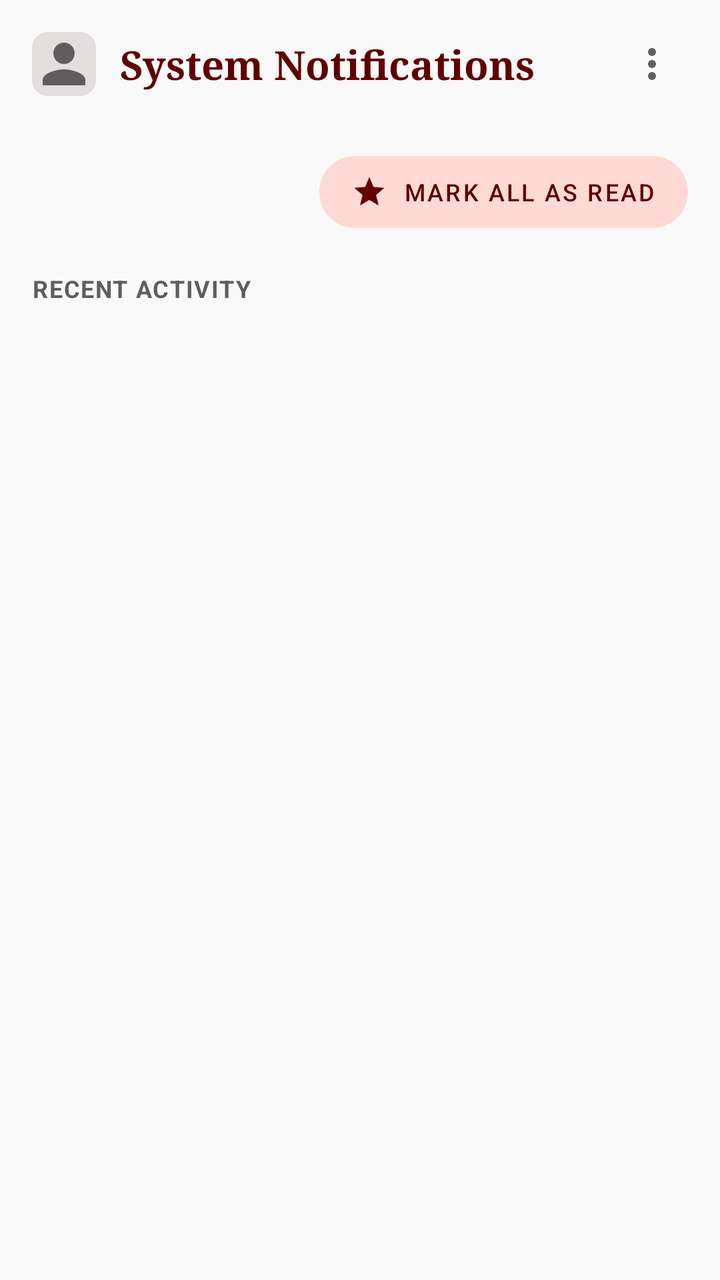
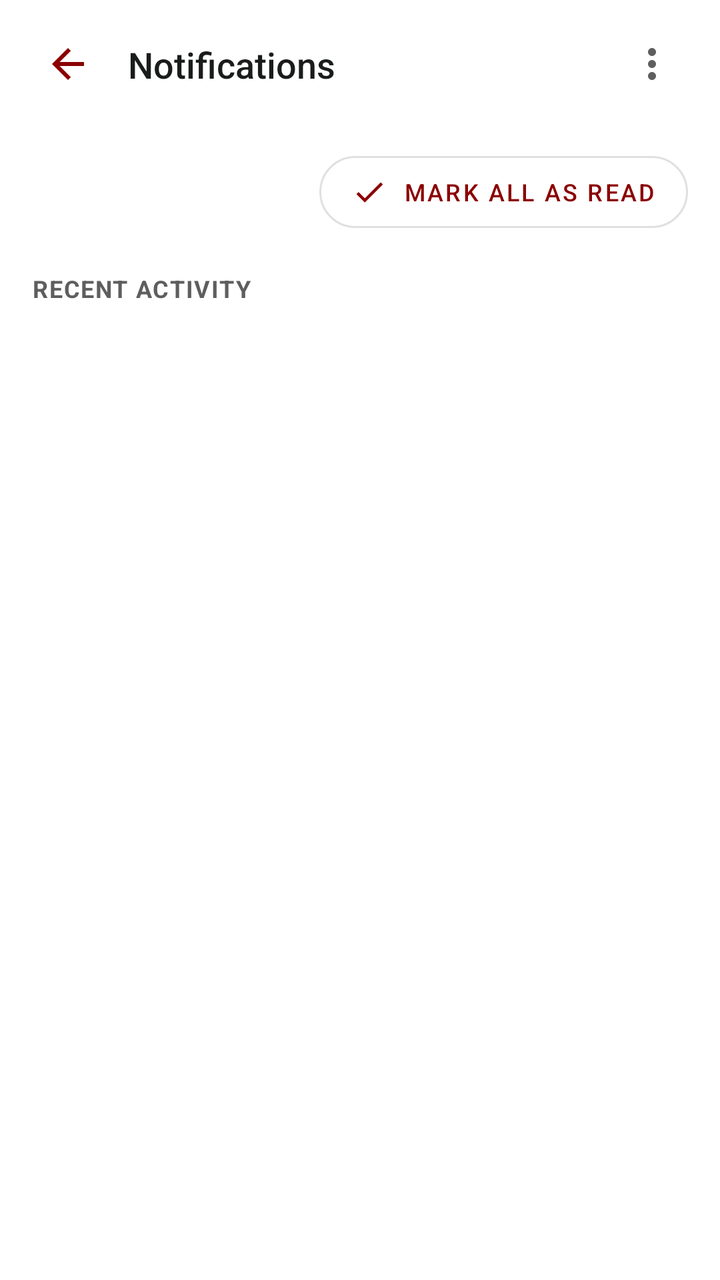

An Android layout rendered at two revisions. The XML below is the earlier revision; the diff shows what the commit changed to produce the second picture.
<!-- AndroidManifest.xml: application theme Theme.TirTirMCommerce -->
<!-- res/layout/activity_admin_notification_center.xml -->
<?xml version="1.0" encoding="utf-8"?>
<androidx.coordinatorlayout.widget.CoordinatorLayout xmlns:android="http://schemas.android.com/apk/res/android"
    xmlns:app="http://schemas.android.com/apk/res-auto"
    xmlns:tools="http://schemas.android.com/tools"
    android:layout_width="match_parent"
    android:layout_height="match_parent"
    android:background="#f9f9f9">

    <com.google.android.material.appbar.AppBarLayout
        android:layout_width="match_parent"
        android:layout_height="wrap_content"
        android:background="#f9f9f9"
        app:elevation="0dp">

        <androidx.appcompat.widget.Toolbar
            android:id="@+id/toolbarAdminNotifications"
            android:layout_width="match_parent"
            android:layout_height="?attr/actionBarSize"
            android:contentInsetStart="0dp"
            android:contentInsetLeft="0dp"
            app:contentInsetLeft="0dp"
            app:contentInsetStart="0dp">

            <androidx.constraintlayout.widget.ConstraintLayout
                android:layout_width="match_parent"
                android:layout_height="match_parent"
                android:paddingHorizontal="16dp">

                <ImageView
                    android:id="@+id/ivAdminAvatar"
                    android:layout_width="32dp"
                    android:layout_height="32dp"
                    android:background="@drawable/bg_rounded_primary"
                    android:backgroundTint="#e2dfde"
                    android:src="@drawable/ic_person"
                    app:tint="#5f5e5e"
                    app:layout_constraintBottom_toBottomOf="parent"
                    app:layout_constraintStart_toStartOf="parent"
                    app:layout_constraintTop_toTopOf="parent" />

                <TextView
                    android:layout_width="wrap_content"
                    android:layout_height="wrap_content"
                    android:layout_marginStart="12dp"
                    android:fontFamily="serif"
                    android:text="System Notifications"
                    android:textColor="#610000"
                    android:textSize="20sp"
                    android:textStyle="bold"
                    app:layout_constraintBottom_toBottomOf="parent"
                    app:layout_constraintStart_toEndOf="@id/ivAdminAvatar"
                    app:layout_constraintTop_toTopOf="parent" />

                <ImageView
                    android:id="@+id/btnAdminNotifSettings"
                    android:layout_width="36dp"
                    android:layout_height="36dp"
                    android:background="?attr/selectableItemBackgroundBorderless"
                    android:padding="6dp"
                    android:src="@drawable/ic_more_vert"
                    app:tint="#5f5e5e"
                    app:layout_constraintBottom_toBottomOf="parent"
                    app:layout_constraintEnd_toEndOf="parent"
                    app:layout_constraintTop_toTopOf="parent" />

            </androidx.constraintlayout.widget.ConstraintLayout>
        </androidx.appcompat.widget.Toolbar>
    </com.google.android.material.appbar.AppBarLayout>

    <LinearLayout
        android:layout_width="match_parent"
        android:layout_height="match_parent"
        android:orientation="vertical"
        app:layout_behavior="@string/appbar_scrolling_view_behavior">

        
        <LinearLayout
            android:layout_width="match_parent"
            android:layout_height="wrap_content"
            android:gravity="end"
            android:paddingHorizontal="16dp"
            android:paddingTop="8dp"
            android:paddingBottom="16dp">

            <com.google.android.material.button.MaterialButton
                android:id="@+id/btnMarkAllReadAdmin"
                style="@style/Widget.MaterialComponents.Button.UnelevatedButton"
                android:layout_width="wrap_content"
                android:layout_height="wrap_content"
                android:text="Mark all as read"
                android:textColor="#610000"
                android:textSize="12sp"
                app:backgroundTint="#ffdad4"
                app:cornerRadius="24dp"
                app:icon="@drawable/ic_star_filled"
                app:iconSize="18dp"
                app:iconTint="#610000" />
        </LinearLayout>

        
        <TextView
            android:layout_width="match_parent"
            android:layout_height="wrap_content"
            android:layout_marginHorizontal="16dp"
            android:layout_marginBottom="8dp"
            android:paddingBottom="8dp"
            android:text="RECENT ACTIVITY"
            android:textColor="#5f5e5e"
            android:textSize="12sp"
            android:textStyle="bold"
            android:letterSpacing="0.05" />

        <androidx.recyclerview.widget.RecyclerView
            android:id="@+id/rvAdminNotifications"
            android:layout_width="match_parent"
            android:layout_height="match_parent"
            android:clipToPadding="false"
            android:paddingHorizontal="16dp"
            android:paddingTop="8dp"
            android:paddingBottom="24dp"
            tools:listitem="@layout/item_admin_notification" />

    </LinearLayout>
</androidx.coordinatorlayout.widget.CoordinatorLayout>
<!-- res/layout/item_admin_notification.xml (included above) -->
<?xml version="1.0" encoding="utf-8"?>
<com.google.android.material.card.MaterialCardView xmlns:android="http://schemas.android.com/apk/res/android"
    xmlns:app="http://schemas.android.com/apk/res-auto"
    xmlns:tools="http://schemas.android.com/tools"
    android:id="@+id/cardAdminNotification"
    android:layout_width="match_parent"
    android:layout_height="wrap_content"
    android:layout_margin="6dp"
    app:cardBackgroundColor="#ffffff"
    app:cardCornerRadius="8dp"
    app:cardElevation="0dp"
    app:strokeColor="#e3beb8"
    app:strokeWidth="1dp">

    <androidx.constraintlayout.widget.ConstraintLayout
        android:layout_width="match_parent"
        android:layout_height="wrap_content"
        android:padding="12dp">

        
        <View
            android:id="@+id/viewTypeDot"
            android:layout_width="6dp"
            android:layout_height="6dp"
            android:layout_marginTop="8dp"
            android:background="@drawable/bg_rounded_primary"
            android:backgroundTint="#610000"
            app:layout_constraintStart_toStartOf="parent"
            app:layout_constraintTop_toTopOf="parent" />

        <ImageView
            android:id="@+id/ivTypeIcon"
            android:layout_width="20dp"
            android:layout_height="20dp"
            android:src="@drawable/ic_notifications"
            app:tint="#454747"
            android:visibility="gone"
            app:layout_constraintStart_toStartOf="parent"
            app:layout_constraintTop_toTopOf="parent" />

        
        <TextView
            android:id="@+id/tvCategoryTag"
            android:layout_width="wrap_content"
            android:layout_height="wrap_content"
            android:layout_marginStart="8dp"
            android:background="@drawable/bg_rounded_primary"
            android:backgroundTint="#ffdad4"
            android:paddingHorizontal="6dp"
            android:paddingVertical="2dp"
            android:text="INVENTORY"
            android:textColor="#610000"
            android:textSize="10sp"
            android:textStyle="bold"
            app:layout_constraintStart_toEndOf="@id/ivTypeIcon"
            app:layout_constraintTop_toTopOf="parent" />

        
        <TextView
            android:id="@+id/tvTimeLabel"
            android:layout_width="wrap_content"
            android:layout_height="wrap_content"
            android:text="2 mins ago"
            android:textColor="#5f5e5e"
            android:textSize="12sp"
            app:layout_constraintBottom_toBottomOf="@id/tvCategoryTag"
            app:layout_constraintEnd_toEndOf="parent"
            app:layout_constraintTop_toTopOf="@id/tvCategoryTag" />

        
        <TextView
            android:id="@+id/tvMessageBody"
            android:layout_width="0dp"
            android:layout_height="wrap_content"
            android:layout_marginTop="8dp"
            android:text="Low Stock Alert: Mask Fit Red Cushion (17C) is below 10 units."
            android:textColor="#1a1c1c"
            android:textSize="14sp"
            app:layout_constraintEnd_toEndOf="parent"
            app:layout_constraintStart_toStartOf="@id/tvCategoryTag"
            app:layout_constraintTop_toBottomOf="@id/tvCategoryTag" />

        
        <com.google.android.material.button.MaterialButton
            android:id="@+id/btnPrimaryAction"
            style="@style/Widget.MaterialComponents.Button.UnelevatedButton"
            android:layout_width="wrap_content"
            android:layout_height="wrap_content"
            android:layout_marginTop="12dp"
            android:text="Restock Now"
            android:textColor="#ffffff"
            app:backgroundTint="#610000"
            app:cornerRadius="4dp"
            app:layout_constraintStart_toStartOf="@id/tvCategoryTag"
            app:layout_constraintTop_toBottomOf="@id/tvMessageBody"
            android:visibility="gone" />

        
        <TextView
            android:id="@+id/btnSecondaryAction"
            android:layout_width="wrap_content"
            android:layout_height="wrap_content"
            android:layout_marginStart="16dp"
            android:text="Ignore"
            android:textColor="#5f5e5e"
            android:textSize="14sp"
            android:visibility="gone"
            app:layout_constraintBottom_toBottomOf="@id/btnPrimaryAction"
            app:layout_constraintStart_toEndOf="@id/btnPrimaryAction"
            app:layout_constraintTop_toTopOf="@id/btnPrimaryAction" />

        
        <TextView
            android:id="@+id/btnTextLinkAction"
            android:layout_width="wrap_content"
            android:layout_height="wrap_content"
            android:layout_marginTop="12dp"
            android:text="Review History"
            android:textColor="#610000"
            android:textSize="14sp"
            android:textStyle="bold"
            android:visibility="gone"
            app:layout_constraintStart_toStartOf="@id/tvCategoryTag"
            app:layout_constraintTop_toBottomOf="@id/tvMessageBody" />

        <ImageView
            android:id="@+id/btnCloseSystemNotif"
            android:layout_width="24dp"
            android:layout_height="24dp"
            android:src="@drawable/ic_close"
            app:tint="#5f5e5e"
            android:background="?attr/selectableItemBackgroundBorderless"
            android:visibility="gone"
            app:layout_constraintEnd_toEndOf="parent"
            app:layout_constraintTop_toTopOf="parent"
            app:layout_constraintBottom_toBottomOf="parent"/>

    </androidx.constraintlayout.widget.ConstraintLayout>
</com.google.android.material.card.MaterialCardView>
<!-- resources referenced by this layout -->
<resources>
  <!-- drawable bg_rounded_primary (drawable) -->
  <?xml version="1.0" encoding="utf-8"?>
  <shape xmlns:android="http://schemas.android.com/apk/res/android"
      android:shape="rectangle">
      <solid android:color="#610000" />
      <corners android:radius="8dp" />
  </shape>
  <!-- drawable ic_close (drawable) -->
  <?xml version="1.0" encoding="utf-8"?>
  <vector xmlns:android="http://schemas.android.com/apk/res/android"
      android:width="24dp" android:height="24dp" android:viewportWidth="24" android:viewportHeight="24">
      <path android:fillColor="#000000" android:pathData="M18.3,5.71L12,12l6.3,6.29 -1.41,1.42L10.59,13.41 4.29,19.71 2.88,18.29 9.17,12 2.88,5.71 4.29,4.29 10.59,10.59 16.89,4.29z" />
  </vector>
  <!-- drawable ic_more_vert (drawable) -->
  <vector xmlns:android="http://schemas.android.com/apk/res/android"
      android:width="24dp"
      android:height="24dp"
      android:viewportWidth="24"
      android:viewportHeight="24"
      android:tint="?attr/colorControlNormal">
    <path
        android:fillColor="@android:color/white"
        android:pathData="M12,8c1.1,0 2,-0.9 2,-2s-0.9,-2 -2,-2 -2,0.9 -2,2 0.9,2 2,2zM12,10c-1.1,0 -2,0.9 -2,2s0.9,2 2,2 2,-0.9 2,-2 -0.9,-2 -2,-2zM12,16c-1.1,0 -2,0.9 -2,2s0.9,2 2,2 2,-0.9 2,-2 -0.9,-2 -2,-2z"/>
  </vector>
  <!-- drawable ic_person (drawable) -->
  <vector xmlns:android="http://schemas.android.com/apk/res/android"
      android:width="24dp"
      android:height="24dp"
      android:viewportWidth="24"
      android:viewportHeight="24"
      android:tint="?attr/colorControlNormal">
    <path
        android:fillColor="@android:color/white"
        android:pathData="M12,12c2.21,0 4,-1.79 4,-4s-1.79,-4 -4,-4 -4,1.79 -4,4 1.79,4 4,4zM12,14c-2.67,0 -8,1.34 -8,4v2h16v-2c0,-2.66 -5.33,-4 -8,-4z"/>
  </vector>
  <!-- drawable ic_star_filled (drawable) -->
  <?xml version="1.0" encoding="utf-8"?>
  <vector xmlns:android="http://schemas.android.com/apk/res/android"
      android:width="24dp"
      android:height="24dp"
      android:viewportWidth="24"
      android:viewportHeight="24">
      <path
          android:fillColor="#FF000000"
          android:pathData="M12,17.27L18.18,21l-1.64,-7.03L22,9.24l-7.19,-0.61L12,2 9.19,8.63 2,9.24l5.46,4.73L5.82,21z" />
  </vector>
  <style name="Theme.TirTirMCommerce" parent="Base.Theme.TirTirMCommerce" />
  <style name="Base.Theme.TirTirMCommerce" parent="Theme.Material3.DayNight.NoActionBar">
          
          <item name="colorPrimary">@color/tirtir_red_primary</item>
          <item name="colorPrimaryDark">@color/tirtir_red_dark</item>
          <item name="colorPrimaryContainer">#FFFFFF</item>
  
          
          <item name="colorOnPrimary">@color/tirtir_white</item>
          <item name="colorOnPrimaryContainer">@color/tirtir_red_primary</item>
  
          
          <item name="colorSecondary">@color/tirtir_black</item>
          <item name="colorOnSecondary">@color/tirtir_white</item>
          <item name="colorSecondaryContainer">#F8F8F8</item>
          <item name="colorOnSecondaryContainer">@color/tirtir_red_primary</item>
  
          
          <item name="colorSurface">@color/tirtir_white</item>
          <item name="colorOnSurface">@color/tirtir_black</item>
          <item name="colorSurfaceVariant">@color/tirtir_off_white</item>
  
          
          <item name="android:windowBackground">@color/tirtir_off_white</item>
          <item name="android:statusBarColor">@color/tirtir_white</item>
          <item name="android:windowLightStatusBar">true</item>
  
          
          <item name="colorError">@color/tirtir_error</item>
      </style>
  <color name="tirtir_red_primary">#8B0000</color>
  <color name="tirtir_red_dark">#610000</color>
  <color name="tirtir_white">#FFFFFF</color>
  <color name="tirtir_black">#1A1C1C</color>
  <color name="tirtir_off_white">#F9F9F9</color>
  <color name="tirtir_error">#D32F2F</color>
  <!-- unchanged entries left out for length: 1 -->
</resources>

<!-- the commit's change to res/layout/activity_admin_notification_center.xml (unified diff, before → after) -->
@@ -4,12 +4,12 @@
     xmlns:tools="http://schemas.android.com/tools"
     android:layout_width="match_parent"
     android:layout_height="match_parent"
-    android:background="#f9f9f9">
+    android:background="#FFFFFF">
 
     <com.google.android.material.appbar.AppBarLayout
         android:layout_width="match_parent"
         android:layout_height="wrap_content"
-        android:background="#f9f9f9"
+        android:background="#FFFFFF"
         app:elevation="0dp">
 
         <androidx.appcompat.widget.Toolbar
@@ -27,13 +27,13 @@
                 android:paddingHorizontal="16dp">
 
                 <ImageView
-                    android:id="@+id/ivAdminAvatar"
-                    android:layout_width="32dp"
-                    android:layout_height="32dp"
-                    android:background="@drawable/bg_rounded_primary"
-                    android:backgroundTint="#e2dfde"
-                    android:src="@drawable/ic_person"
-                    app:tint="#5f5e5e"
+                    android:id="@+id/btnAdminBack"
+                    android:layout_width="36dp"
+                    android:layout_height="36dp"
+                    android:background="?attr/selectableItemBackgroundBorderless"
+                    android:padding="6dp"
+                    android:src="@drawable/ic_arrow_back"
+                    app:tint="@color/tirtir_red_primary"
                     app:layout_constraintBottom_toBottomOf="parent"
                     app:layout_constraintStart_toStartOf="parent"
                     app:layout_constraintTop_toTopOf="parent" />
@@ -42,13 +42,12 @@
                     android:layout_width="wrap_content"
                     android:layout_height="wrap_content"
                     android:layout_marginStart="12dp"
-                    android:fontFamily="serif"
-                    android:text="System Notifications"
-                    android:textColor="#610000"
-                    android:textSize="20sp"
-                    android:textStyle="bold"
+                    android:fontFamily="sans-serif-medium"
+                    android:text="Notifications"
+                    android:textColor="@color/tirtir_black"
+                    android:textSize="18sp"
                     app:layout_constraintBottom_toBottomOf="parent"
-                    app:layout_constraintStart_toEndOf="@id/ivAdminAvatar"
+                    app:layout_constraintStart_toEndOf="@id/btnAdminBack"
                     app:layout_constraintTop_toTopOf="parent" />
 
                 <ImageView
@@ -88,13 +87,15 @@
                 android:layout_width="wrap_content"
                 android:layout_height="wrap_content"
                 android:text="Mark all as read"
-                android:textColor="#610000"
+                android:textColor="@color/tirtir_red_primary"
                 android:textSize="12sp"
-                app:backgroundTint="#ffdad4"
+                app:backgroundTint="#FFFFFF"
+                app:strokeColor="#E0E0E0"
+                app:strokeWidth="1dp"
                 app:cornerRadius="24dp"
-                app:icon="@drawable/ic_star_filled"
+                app:icon="@drawable/ic_check"
                 app:iconSize="18dp"
-                app:iconTint="#610000" />
+                app:iconTint="@color/tirtir_red_primary" />
         </LinearLayout>
 
         
@@ -130,26 +131,27 @@
     android:id="@+id/cardAdminNotification"
     android:layout_width="match_parent"
     android:layout_height="wrap_content"
-    android:layout_margin="6dp"
-    app:cardBackgroundColor="#ffffff"
-    app:cardCornerRadius="8dp"
+    android:layout_marginHorizontal="16dp"
+    android:layout_marginVertical="8dp"
+    app:cardBackgroundColor="#FFFFFF"
+    app:cardCornerRadius="16dp"
     app:cardElevation="0dp"
-    app:strokeColor="#e3beb8"
-    app:strokeWidth="1dp">
+    app:strokeWidth="1dp"
+    app:strokeColor="#E0E0E0">
 
     <androidx.constraintlayout.widget.ConstraintLayout
         android:layout_width="match_parent"
         android:layout_height="wrap_content"
-        android:padding="12dp">
+        android:padding="16dp">
 
         
         <View
             android:id="@+id/viewTypeDot"
-            android:layout_width="6dp"
-            android:layout_height="6dp"
+            android:layout_width="8dp"
+            android:layout_height="8dp"
             android:layout_marginTop="8dp"
             android:background="@drawable/bg_rounded_primary"
-            android:backgroundTint="#610000"
+            android:backgroundTint="@color/tirtir_red_primary"
             app:layout_constraintStart_toStartOf="parent"
             app:layout_constraintTop_toTopOf="parent" />
 
@@ -170,7 +172,7 @@
             android:layout_height="wrap_content"
             android:layout_marginStart="8dp"
             android:background="@drawable/bg_rounded_primary"
-            android:backgroundTint="#ffdad4"
+            android:backgroundTint="#f0f0f0"
             android:paddingHorizontal="6dp"
             android:paddingVertical="2dp"
             android:text="INVENTORY"
<!-- resource entries referenced after the edit -->
@@ -7,6 +7,27 @@
       <solid android:color="#610000" />
       <corners android:radius="8dp" />
   </shape>
+  <!-- drawable ic_arrow_back (drawable) -->
+  <vector xmlns:android="http://schemas.android.com/apk/res/android"
+      android:width="24dp"
+      android:height="24dp"
+      android:viewportWidth="24"
+      android:viewportHeight="24"
+      android:tint="#000000">
+    <path
+        android:fillColor="@android:color/white"
+        android:pathData="M20,11H7.83l5.59,-5.59L12,4l-8,8 8,8 1.41,-1.41L7.83,13H20v-2z"/>
+  </vector>
+  <!-- drawable ic_check (drawable) -->
+  <vector xmlns:android="http://schemas.android.com/apk/res/android"
+      android:width="24dp"
+      android:height="24dp"
+      android:viewportWidth="24"
+      android:viewportHeight="24">
+      <path
+          android:fillColor="#000000"
+          android:pathData="M9,16.17L4.83,12l-1.42,1.41L9,19 21,7l-1.41,-1.41z"/>
+  </vector>
   <!-- drawable ic_close (drawable) -->
   <?xml version="1.0" encoding="utf-8"?>
   <vector xmlns:android="http://schemas.android.com/apk/res/android"
@@ -24,43 +45,19 @@
         android:fillColor="@android:color/white"
         android:pathData="M12,8c1.1,0 2,-0.9 2,-2s-0.9,-2 -2,-2 -2,0.9 -2,2 0.9,2 2,2zM12,10c-1.1,0 -2,0.9 -2,2s0.9,2 2,2 2,-0.9 2,-2 -0.9,-2 -2,-2zM12,16c-1.1,0 -2,0.9 -2,2s0.9,2 2,2 2,-0.9 2,-2 -0.9,-2 -2,-2z"/>
   </vector>
-  <!-- drawable ic_person (drawable) -->
-  <vector xmlns:android="http://schemas.android.com/apk/res/android"
-      android:width="24dp"
-      android:height="24dp"
-      android:viewportWidth="24"
-      android:viewportHeight="24"
-      android:tint="?attr/colorControlNormal">
-    <path
-        android:fillColor="@android:color/white"
-        android:pathData="M12,12c2.21,0 4,-1.79 4,-4s-1.79,-4 -4,-4 -4,1.79 -4,4 1.79,4 4,4zM12,14c-2.67,0 -8,1.34 -8,4v2h16v-2c0,-2.66 -5.33,-4 -8,-4z"/>
-  </vector>
-  <!-- drawable ic_star_filled (drawable) -->
-  <?xml version="1.0" encoding="utf-8"?>
-  <vector xmlns:android="http://schemas.android.com/apk/res/android"
-      android:width="24dp"
-      android:height="24dp"
-      android:viewportWidth="24"
-      android:viewportHeight="24">
-      <path
-          android:fillColor="#FF000000"
-          android:pathData="M12,17.27L18.18,21l-1.64,-7.03L22,9.24l-7.19,-0.61L12,2 9.19,8.63 2,9.24l5.46,4.73L5.82,21z" />
-  </vector>
   <style name="Theme.TirTirMCommerce" parent="Base.Theme.TirTirMCommerce" />
   <style name="Base.Theme.TirTirMCommerce" parent="Theme.Material3.DayNight.NoActionBar">
           
           <item name="colorPrimary">@color/tirtir_red_primary</item>
           <item name="colorPrimaryDark">@color/tirtir_red_dark</item>
           <item name="colorPrimaryContainer">#FFFFFF</item>
-  
-          
           <item name="colorOnPrimary">@color/tirtir_white</item>
           <item name="colorOnPrimaryContainer">@color/tirtir_red_primary</item>
   
           
           <item name="colorSecondary">@color/tirtir_black</item>
           <item name="colorOnSecondary">@color/tirtir_white</item>
-          <item name="colorSecondaryContainer">#F8F8F8</item>
+          <item name="colorSecondaryContainer">#FFFFFF</item>
           <item name="colorOnSecondaryContainer">@color/tirtir_red_primary</item>
   
           
@@ -80,7 +77,7 @@
   <color name="tirtir_red_dark">#610000</color>
   <color name="tirtir_white">#FFFFFF</color>
   <color name="tirtir_black">#1A1C1C</color>
-  <color name="tirtir_off_white">#F9F9F9</color>
+  <color name="tirtir_off_white">#FFFFFF</color>
   <color name="tirtir_error">#D32F2F</color>
   <!-- unchanged entries left out for length: 1 -->
 </resources>
